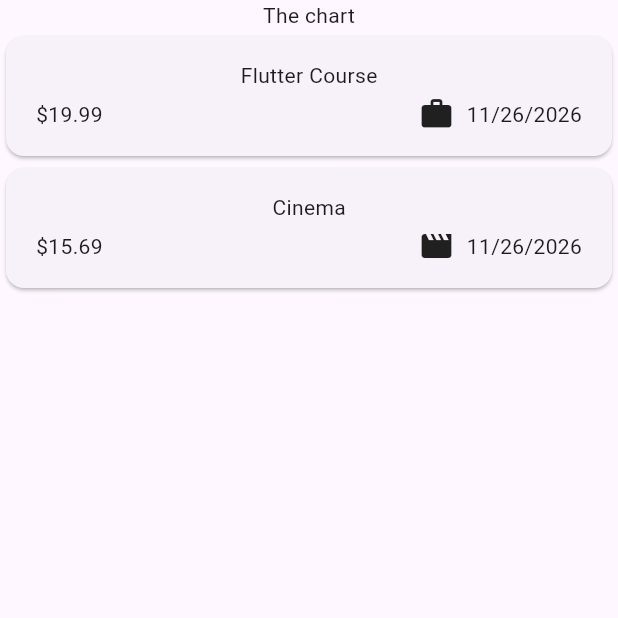
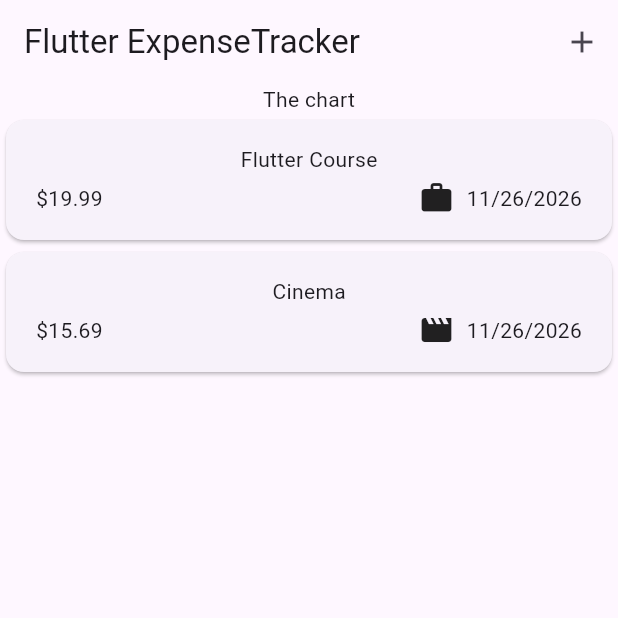
Before and after one commit to Cap-Panaka/expense_tracker, a Flutter app: the screen it shows after launch, on a phone screen of 412 x 824 dp, the top half of it. Run offline on Flutter 3.47's test engine with Material 3 defaults, Android fonts, the phone set to English and light mode, and no system bars.

Commit message:
Added an AppBar with a Title & Actions

```diff
--- a/lib/widgets/expenses.dart
+++ b/lib/widgets/expenses.dart
@@ -32,7 +32,18 @@ class Expenses extends StatefulWidget{
 
    @override
   Widget build(BuildContext context) {
-    return Scaffold(body: Column(
+    return Scaffold(
+      appBar: AppBar(
+        title: const Text('Flutter ExpenseTracker'),
+        actions: [
+          IconButton(
+            onPressed: () {},
+            icon: const Icon(Icons.add),
+          ),
+        ],
+      ),
+
+      body: Column(
       children: [
         const Text('The chart'),
         Expanded (child:
```
